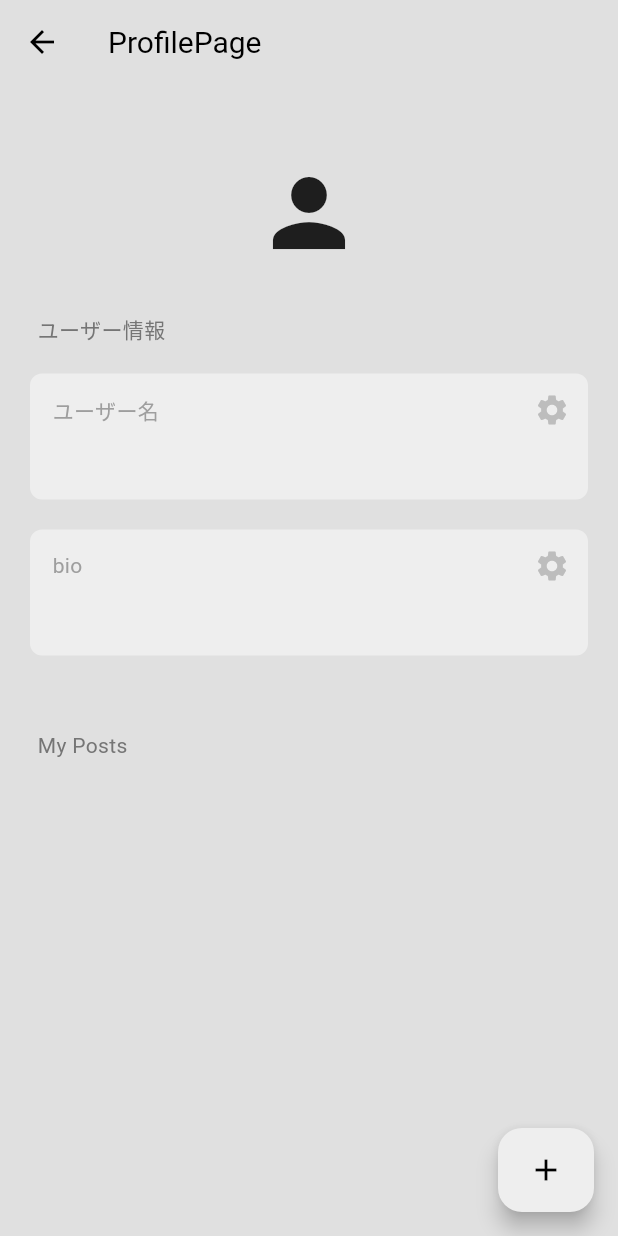
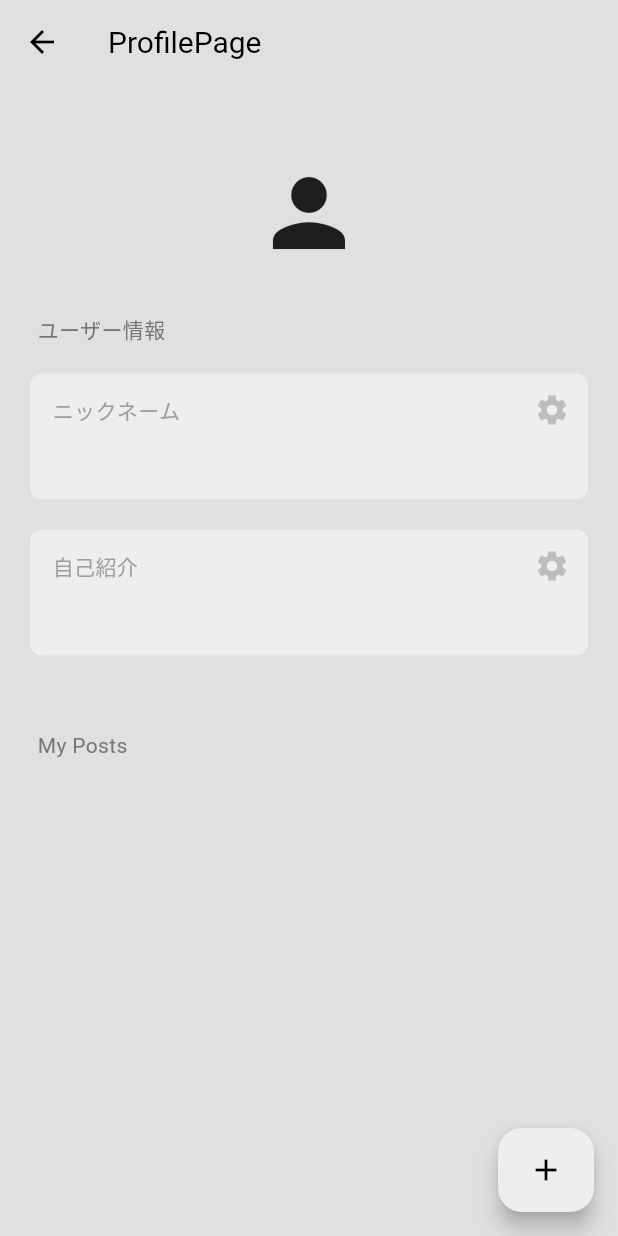
Before and after one commit to boywithdv/flutter_timelines, a Flutter app: the ProfilePage screen opened directly with empty values, on a phone screen of 412 x 824 dp. Run offline on Flutter 3.47's test engine with Material 3 defaults, Android fonts, the phone set to English and light mode, and no system bars; our stand-ins replace cloud_firestore, firebase_auth, firebase_core; accounts and stored records are empty.

Commit message:
bioを自己紹介、ユーザ名をニックネームに変更

```diff
--- a/lib/view/pages/profile_page.dart
+++ b/lib/view/pages/profile_page.dart
@@ -198,13 +198,13 @@ class _ProfilePageState extends State<ProfilePage> {
                       //username
                       CustomTextBox(
                         text: userData['username'],
-                        sectionName: 'ユーザー名',
+                        sectionName: 'ニックネーム',
                         onPressed: () => editField('username'),
                       ),
                       //bio
                       CustomTextBox(
                         text: userData['bio'],
-                        sectionName: 'bio',
+                        sectionName: '自己紹介',
                         onPressed: () => editField('bio'),
                       ),
                       const SizedBox(
```
